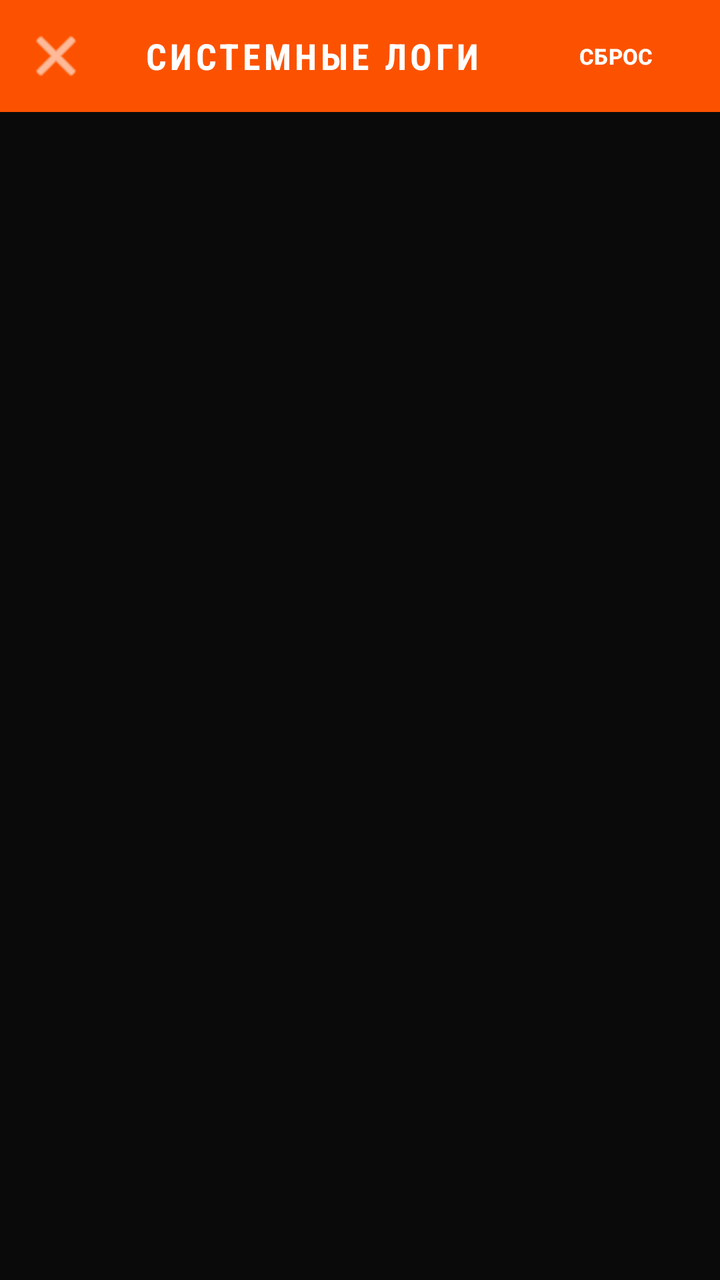
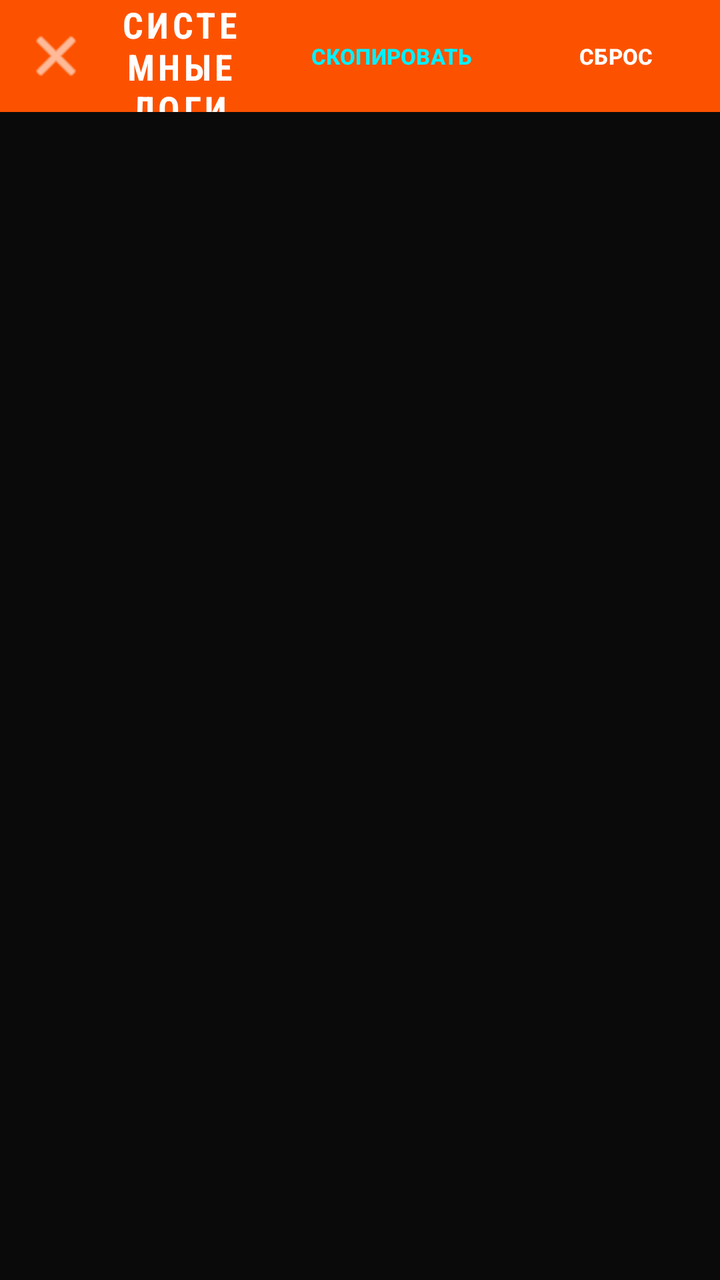

Compare the two renders of this Android layout. The source of the first and the diff that turns it into the second are given below.
<!-- AndroidManifest.xml: application theme Theme.StravaKudos -->
<!-- res/layout/activity_logs.xml -->
<?xml version="1.0" encoding="utf-8"?>
<LinearLayout xmlns:android="http://schemas.android.com/apk/res/android"
    android:layout_width="match_parent"
    android:layout_height="match_parent"
    android:orientation="vertical"
    android:background="#000000">

    
    <LinearLayout
        android:layout_width="match_parent"
        android:layout_height="56dp"
        android:orientation="horizontal"
        android:gravity="center_vertical"
        android:background="#FC5200"
        android:paddingStart="8dp"
        android:paddingEnd="8dp">

        <ImageButton
            android:id="@+id/btnBack"
            android:layout_width="40dp"
            android:layout_height="40dp"
            android:background="?android:attr/selectableItemBackgroundBorderless"
            android:src="@android:drawable/ic_menu_close_clear_cancel"
            android:tint="#FFFFFF"
            android:padding="8dp" />

        <TextView
            android:layout_width="0dp"
            android:layout_height="wrap_content"
            android:layout_weight="1"
            android:text="СИСТЕМНЫЕ ЛОГИ"
            android:textColor="#FFFFFF"
            android:textStyle="bold"
            android:textSize="18sp"
            android:gravity="center"
            android:fontFamily="sans-serif-condensed"
            android:letterSpacing="0.1" />

        <Button
            android:id="@+id/btnClear"
            android:layout_width="wrap_content"
            android:layout_height="36dp"
            android:background="@drawable/btn_outline_bg"
            android:text="СБРОС"
            android:textColor="#FFFFFF"
            android:textStyle="bold"
            android:textSize="11sp" />
    </LinearLayout>

    
    <ScrollView
        android:id="@+id/scrollLog"
        android:layout_width="match_parent"
        android:layout_height="match_parent"
        android:background="#0A0A0A"
        android:padding="12dp">

        <TextView
            android:id="@+id/tvLogs"
            android:layout_width="match_parent"
            android:layout_height="wrap_content"
            android:fontFamily="monospace"
            android:textColor="#00F0FF"
            android:textSize="11sp"
            android:lineSpacingMultiplier="1.3" />
    </ScrollView>

</LinearLayout>
<!-- resources referenced by this layout -->
<resources>
  <!-- drawable btn_outline_bg (drawable) -->
  <?xml version="1.0" encoding="utf-8"?>
  <selector xmlns:android="http://schemas.android.com/apk/res/android">
      <item android:state_pressed="true">
          <shape android:shape="rectangle">
              <solid android:color="#22FFFFFF" />
              <corners android:radius="9999dp" />
              <stroke
                  android:width="1dp"
                  android:color="#FFFFFF" />
          </shape>
      </item>
      <item>
          <shape android:shape="rectangle">
              <solid android:color="#000000" />
              <corners android:radius="9999dp" />
              <stroke
                  android:width="1dp"
                  android:color="#FFFFFF" />
          </shape>
      </item>
  </selector>
  <style name="Theme.StravaKudos" parent="Theme.Material3.DayNight.NoActionBar">
          <item name="colorPrimary">#FC5200</item>
          <item name="colorSecondary">#E64A19</item>
          <item name="android:statusBarColor">#FC5200</item>
      </style>
</resources>

<!-- the commit's change to res/layout/activity_logs.xml (unified diff, before → after) -->
@@ -37,6 +37,17 @@
             android:letterSpacing="0.1" />
 
         <Button
+            android:id="@+id/btnShare"
+            android:layout_width="wrap_content"
+            android:layout_height="36dp"
+            android:background="@drawable/btn_outline_bg"
+            android:text="СКОПИРОВАТЬ"
+            android:textColor="#00F0FF"
+            android:textStyle="bold"
+            android:textSize="11sp"
+            android:layout_marginEnd="4dp" />
+
+        <Button
             android:id="@+id/btnClear"
             android:layout_width="wrap_content"
             android:layout_height="36dp"
